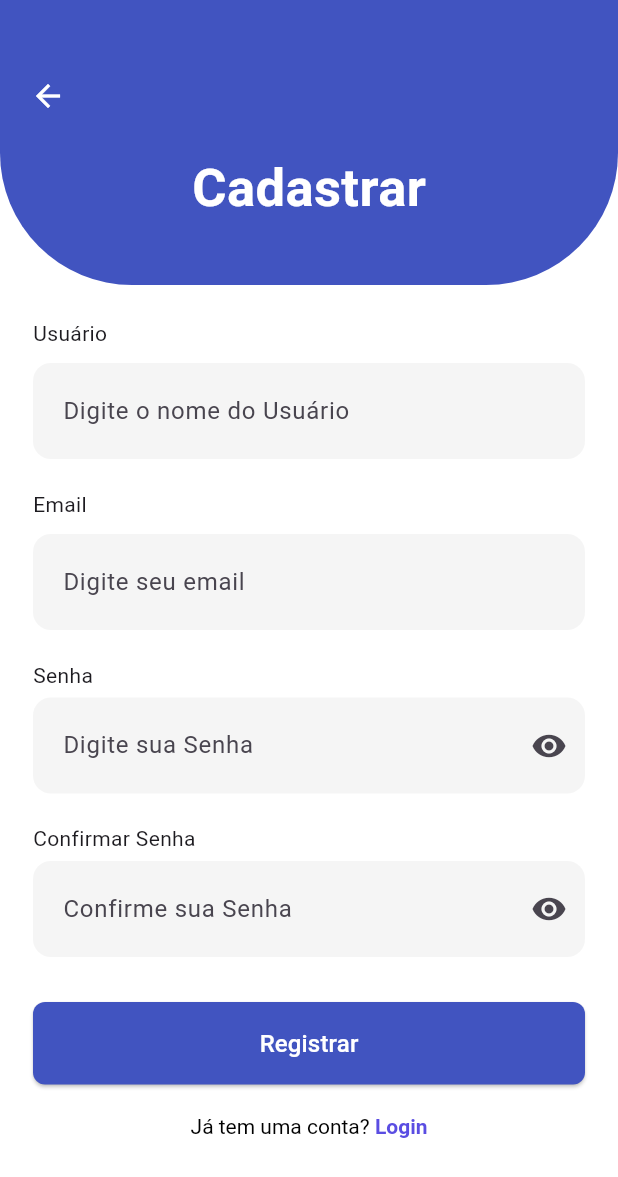
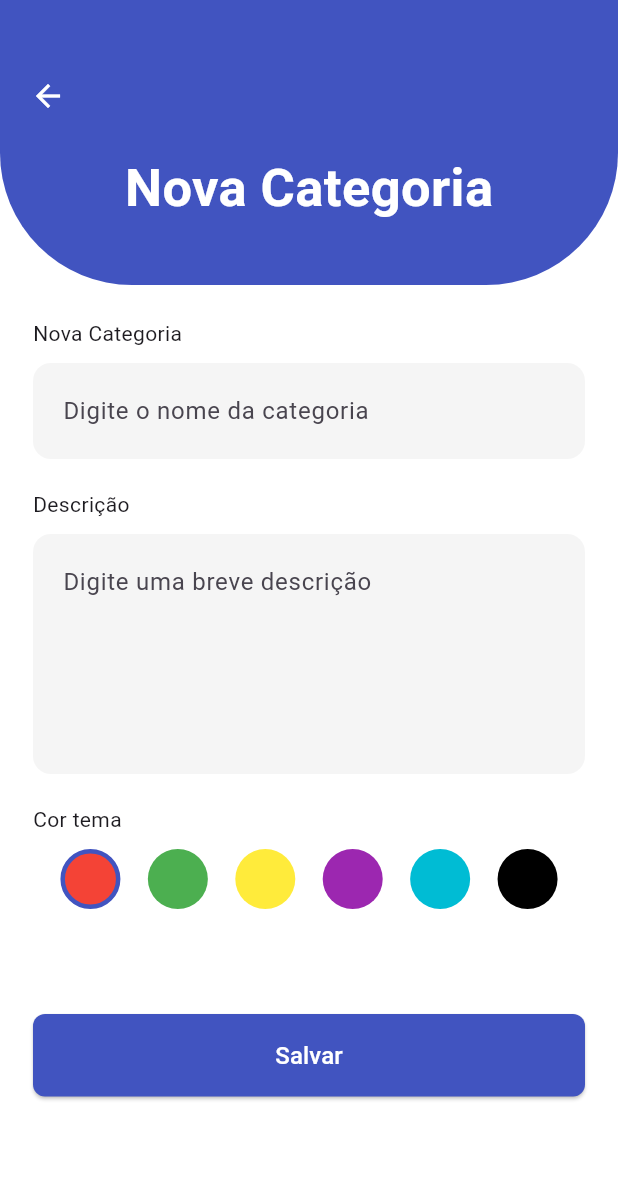
Before and after one commit to Josmateussilva0110/EVOLVERE_PDSI, a Flutter app: the screen it shows after launch, on a phone screen of 412 x 824 dp. Shown: the top 1177 px of the screen. Run offline on Flutter 3.47's test engine with Material 3 defaults, Android fonts, the phone set to English and light mode, and no system bars.

Commit message:
feat: tela de categoria feita

```diff
--- /dev/null
+++ b/frontend/lib/features/user/create_categorie_screen.dart
@@ -0,0 +1,180 @@
+import 'package:flutter/material.dart';
+
+void main() => runApp(MaterialApp(home: RegisterCategorieScreen()));
+
+class RegisterCategorieScreen extends StatefulWidget {
+  @override
+  _CategoriesScreenState createState() => _CategoriesScreenState();
+}
+
+class _CategoriesScreenState extends State<RegisterCategorieScreen> {
+  final List<Color> _colorsAvailable = [
+    Colors.red,
+    Colors.green,
+    Colors.yellow,
+    Colors.purple,
+    Colors.cyan,
+    Colors.black,
+  ];
+
+  Color _selectedColor = Colors.red; // inicializar com a primeira cor
+
+  @override
+  Widget build(BuildContext context) {
+    return Scaffold(
+      backgroundColor: const Color.fromARGB(255, 255, 255, 255),
+      body: SafeArea(
+        child: SingleChildScrollView(
+          child: Column(
+            children: [
+              Container(
+                decoration: BoxDecoration(
+                  color: Color.fromARGB(255, 65, 84, 192),
+                  borderRadius: BorderRadius.only(
+                    bottomLeft: Radius.circular(88),
+                    bottomRight: Radius.circular(88),
+                  ),
+                ),
+                padding: EdgeInsets.symmetric(vertical: 40),
+                width: double.infinity,
+                child: Column(
+                  crossAxisAlignment: CrossAxisAlignment.start,
+                  children: [
+                    Padding(
+                      padding: const EdgeInsets.only(left: 8.0),
+                      child: IconButton(
+                        onPressed: () {},
+                        icon: Icon(Icons.arrow_back, color: Colors.white),
+                      ),
+                    ),
+                    SizedBox(height: 12),
+                    Center(
+                      child: Text(
+                        'Nova Categoria',
+                        style: TextStyle(
+                          color: Colors.white,
+                          fontSize: 35,
+                          fontWeight: FontWeight.bold,
+                        ),
+                      ),
+                    ),
+                  ],
+                ),
+              ),
+              Padding(
+                padding: const EdgeInsets.all(22.0),
+                child: Column(
+                  crossAxisAlignment: CrossAxisAlignment.stretch,
+                  children: [
+                    _buildTextField(
+                      label: "Nova Categoria",
+                      hint: "Digite o nome da categoria",
+                    ),
+                    SizedBox(height: 20),
+                    _buildTextField(
+                      label: "Descrição",
+                      hint: "Digite uma breve descrição",
+                      maxLines: 5,
+                    ),
+                    SizedBox(height: 20),
+                    Column(
+                      crossAxisAlignment: CrossAxisAlignment.start,
+                      children: [
+                        Text("Cor tema"),
+                        SizedBox(height: 10),
+                        Row(
+                          mainAxisAlignment: MainAxisAlignment.spaceEvenly,
+                          children:
+                              _colorsAvailable.map((cor) {
+                                bool selecionada = cor == _selectedColor;
+                                return GestureDetector(
+                                  onTap: () {
+                                    setState(() {
+                                      _selectedColor = cor;
+                                    });
+                                  },
+                                  child: Container(
+                                    width: 40,
+                                    height: 40,
+                                    decoration: BoxDecoration(
+                                      color: cor,
+                                      shape: BoxShape.circle,
+                                      border:
+                                          selecionada
+                                              ? Border.all(
+                                                color: Color.fromARGB(
+                                                  255,
+                                                  65,
+                                                  84,
+                                                  192,
+                                                ),
+                                                width: 3,
+                                              )
+                                              : null,
+                                    ),
+                                  ),
+                                );
+                              }).toList(),
+                        ),
+                      ],
+                    ),
+                    SizedBox(height: 20),
+                    SizedBox(height: 20),
+                    SizedBox(height: 30),
+                    ElevatedButton(
+                      style: ElevatedButton.styleFrom(
+                        backgroundColor: Color.fromARGB(255, 65, 84, 192),
+                        foregroundColor: Colors.white,
+                        padding: EdgeInsets.symmetric(vertical: 16),
+                        shape: RoundedRectangleBorder(
+                          borderRadius: BorderRadius.circular(8),
+                        ),
+                      ),
+                      onPressed: () {},
+                      child: Text('Salvar', style: TextStyle(fontSize: 16)),
+                    ),
+                    SizedBox(height: 20),
+                  ],
+                ),
+              ),
+            ],
+          ),
+        ),
+      ),
+    );
+  }
+
+  Widget _buildTextField({
+    required String label,
+    required String hint,
+    int maxLines = 1,
+  }) {
+    return Column(
+      crossAxisAlignment: CrossAxisAlignment.start,
+      children: [
+        Text(label),
+        SizedBox(height: 10),
+        TextField(
+          maxLines: maxLines,
+          decoration: InputDecoration(
+            hintText: hint,
+            filled: true,
+            fillColor: Colors.grey[100],
+            contentPadding: EdgeInsets.symmetric(vertical: 20, horizontal: 16),
+            enabledBorder: OutlineInputBorder(
+              borderRadius: BorderRadius.circular(12),
+              borderSide: BorderSide.none,
+            ),
+            focusedBorder: OutlineInputBorder(
+              borderRadius: BorderRadius.circular(12),
+              borderSide: BorderSide(
+                color: Color.fromARGB(255, 65, 84, 192),
+                width: 2,
+              ),
+            ),
+          ),
+        ),
+      ],
+    );
+  }
+}
--- a/frontend/lib/features/user/create_user_screen.dart
+++ b/frontend/lib/features/user/create_user_screen.dart
@@ -1,13 +1,13 @@
 import 'package:flutter/material.dart';
 
-void main() => runApp(MaterialApp(home: CadastroUsuarioScreen()));
+void main() => runApp(MaterialApp(home: RegisterUserScreen()));
 
-class CadastroUsuarioScreen extends StatefulWidget {
+class RegisterUserScreen extends StatefulWidget {
   @override
-  _CadastroScreenState createState() => _CadastroScreenState();
+  _RegisterUserScreenState createState() => _RegisterUserScreenState();
 }
 
-class _CadastroScreenState extends State<CadastroUsuarioScreen> {
+class _RegisterUserScreenState extends State<RegisterUserScreen> {
   bool _obscurePassword = true;
   bool _obscureConfirmPassword = true;
 
--- a/frontend/lib/features/user/login_screen.dart
+++ /dev/null
@@ -1,4 +0,0 @@
-
-import 'package:flutter/rendering.dart';
-
-lucas é
--- a/frontend/lib/main.dart
+++ b/frontend/lib/main.dart
@@ -1,5 +1,6 @@
 import 'package:flutter/material.dart';
-import './features/user/create_user_screen.dart';
+//import './features/user/create_user_screen.dart';
+import './features/user/create_categorie_screen.dart';
 
 void main() {
   runApp(MyApp());
@@ -11,7 +12,7 @@ class MyApp extends StatelessWidget {
     return MaterialApp(
       title: 'App de Usuário',
       theme: ThemeData(primarySwatch: Colors.blue),
-      home: CadastroUsuarioScreen(),
+      home: RegisterCategorieScreen(),
     );
   }
 }
```
Also changed, not shown: 2 other files.
